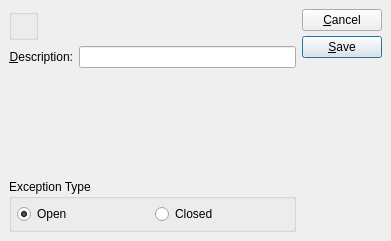
First picture: the form in xtuple/trunk/guiclient/whseCalendar.ui, repository WooodHead/xtuple, before the edit.
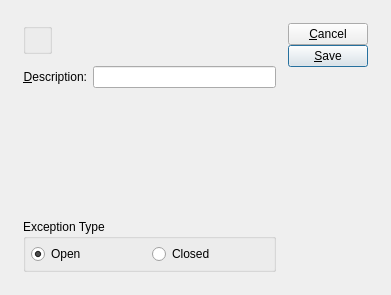
Second picture: the form after the edit. Custom widgets are drawn as their Qt base class.

What changed in the file:
```diff
--- a/xtuple/trunk/guiclient/whseCalendar.ui
+++ b/xtuple/trunk/guiclient/whseCalendar.ui
@@ -18,66 +18,66 @@
     <x>0</x>
     <y>0</y>
     <width>391</width>
-    <height>241</height>
+    <height>295</height>
    </rect>
   </property>
   <property name="windowTitle" >
    <string>Site Calendar Exception</string>
   </property>
-  <layout class="QGridLayout" >
+  <layout class="QGridLayout" name="gridLayout_2" >
+   <item row="0" column="0" >
+    <layout class="QGridLayout" name="gridLayout" >
    <property name="margin" >
-    <number>9</number>
+      <number>12</number>
    </property>
    <property name="spacing" >
-    <number>6</number>
-   </property>
-   <item row="3" column="0" >
-    <widget class="QGroupBox" name="_activeGroup" >
-     <property name="title" >
-      <string>Exception Type</string>
-     </property>
+      <number>12</number>
+     </property>
+     <item row="0" column="0" >
      <layout class="QHBoxLayout" >
-      <property name="margin" >
-       <number>5</number>
-      </property>
       <property name="spacing" >
-       <number>5</number>
+        <number>0</number>
       </property>
       <item>
-       <widget class="QRadioButton" name="_active" >
-        <property name="text" >
-         <string>Open</string>
-        </property>
-        <property name="checked" >
-         <bool>true</bool>
+        <widget class="WarehouseGroup" name="_warehouse" >
+         <property name="focusPolicy" >
+          <enum>Qt::TabFocus</enum>
+         </property>
+         <property name="title" >
+          <string/>
+         </property>
+         <property name="fixedSize" >
+          <bool>false</bool>
         </property>
        </widget>
       </item>
       <item>
-       <widget class="QRadioButton" name="_inactive" >
-        <property name="text" >
-         <string>Closed</string>
-        </property>
-       </widget>
-      </item>
-     </layout>
-    </widget>
+        <spacer>
+         <property name="orientation" >
+          <enum>Qt::Horizontal</enum>
+         </property>
+         <property name="sizeType" >
+          <enum>QSizePolicy::Expanding</enum>
+         </property>
+         <property name="sizeHint" stdset="0" >
+          <size>
+           <width>31</width>
+           <height>20</height>
+          </size>
+         </property>
+        </spacer>
+       </item>
+      </layout>
    </item>
    <item rowspan="4" row="0" column="1" >
     <layout class="QVBoxLayout" >
-     <property name="margin" >
-      <number>0</number>
-     </property>
      <property name="spacing" >
       <number>0</number>
      </property>
      <item>
       <layout class="QVBoxLayout" >
-       <property name="margin" >
-        <number>0</number>
-       </property>
        <property name="spacing" >
-        <number>5</number>
+          <number>0</number>
        </property>
        <item>
         <widget class="QPushButton" name="_close" >
@@ -109,7 +109,7 @@
        <property name="sizeType" >
         <enum>QSizePolicy::Expanding</enum>
        </property>
-       <property name="sizeHint" >
+         <property name="sizeHint" stdset="0" >
         <size>
          <width>20</width>
          <height>40</height>
@@ -121,12 +121,6 @@
    </item>
    <item row="1" column="0" >
     <layout class="QHBoxLayout" >
-     <property name="margin" >
-      <number>0</number>
-     </property>
-     <property name="spacing" >
-      <number>6</number>
-     </property>
      <item>
       <widget class="QLabel" name="_descriptionLit" >
        <property name="text" >
@@ -147,17 +141,8 @@
    </item>
    <item row="2" column="0" >
     <layout class="QHBoxLayout" >
-     <property name="margin" >
-      <number>0</number>
-     </property>
-     <property name="spacing" >
-      <number>6</number>
-     </property>
      <item>
       <layout class="QVBoxLayout" >
-       <property name="margin" >
-        <number>0</number>
-       </property>
        <property name="spacing" >
         <number>0</number>
        </property>
@@ -176,7 +161,7 @@
          <property name="sizeType" >
           <enum>QSizePolicy::Expanding</enum>
          </property>
-         <property name="sizeHint" >
+           <property name="sizeHint" stdset="0" >
           <size>
            <width>20</width>
            <height>0</height>
@@ -194,7 +179,7 @@
        <property name="sizeType" >
         <enum>QSizePolicy::Expanding</enum>
        </property>
-       <property name="sizeHint" >
+         <property name="sizeHint" stdset="0" >
         <size>
          <width>20</width>
          <height>40</height>
@@ -204,39 +189,37 @@
      </item>
     </layout>
    </item>
-   <item row="0" column="0" >
+     <item row="3" column="0" >
+      <widget class="QGroupBox" name="_activeGroup" >
+       <property name="title" >
+        <string>Exception Type</string>
+       </property>
     <layout class="QHBoxLayout" >
-     <property name="margin" >
-      <number>0</number>
-     </property>
      <property name="spacing" >
-      <number>0</number>
-     </property>
+         <number>5</number>
+        </property>
+        <property name="margin" >
+         <number>5</number>
+        </property>
      <item>
-      <widget class="WarehouseGroup" name="_warehouse" >
-       <property name="focusPolicy" >
-        <enum>Qt::TabFocus</enum>
-       </property>
-       <property name="title" >
-        <string/>
+         <widget class="QRadioButton" name="_active" >
+          <property name="text" >
+           <string>Open</string>
+          </property>
+          <property name="checked" >
+           <bool>true</bool>
        </property>
       </widget>
      </item>
      <item>
-      <spacer>
-       <property name="orientation" >
-        <enum>Qt::Horizontal</enum>
-       </property>
-       <property name="sizeType" >
-        <enum>QSizePolicy::Expanding</enum>
-       </property>
-       <property name="sizeHint" >
-        <size>
-         <width>31</width>
-         <height>20</height>
-        </size>
-       </property>
-      </spacer>
+         <widget class="QRadioButton" name="_inactive" >
+          <property name="text" >
+           <string>Closed</string>
+          </property>
+         </widget>
+        </item>
+       </layout>
+      </widget>
      </item>
     </layout>
    </item>
@@ -245,19 +228,17 @@
  <layoutdefault spacing="6" margin="11" />
  <pixmapfunction>qPixmapFromMimeSource</pixmapfunction>
  <customwidgets>
-  <customwidget>
-   <class>WarehouseGroup</class>
-   <extends>QGroupBox</extends>
-   <header>warehousegroup.h</header>
-   <container>0</container>
-   <pixmap></pixmap>
-  </customwidget>
   <customwidget>
    <class>DateCluster</class>
    <extends>QWidget</extends>
    <header>datecluster.h</header>
-   <container>0</container>
-   <pixmap></pixmap>
+   <container>1</container>
+  </customwidget>
+  <customwidget>
+   <class>WarehouseGroup</class>
+   <extends>QGroupBox</extends>
+   <header>warehousegroup.h</header>
+   <container>1</container>
   </customwidget>
  </customwidgets>
  <tabstops>
```
Left out of the diff: 3 changed lines with no effect on the pictures. Lines whose indentation alone changed are shown as unchanged.
